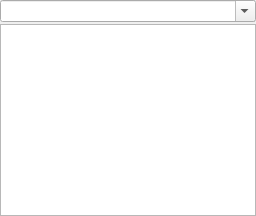
CzendaZdenda/qgis, file python/plugins/processingmanager/panel.ui: the form before one commit.
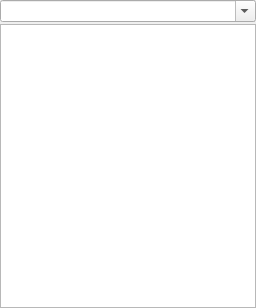
The form after the commit.

Commit message:
From QTreeWidget to QTreeView and QStandardItemModel, QSortFilterProxyModel
TODO: custom proxy model for better filtering

What changed in the file:
```diff
--- a/python/plugins/processingmanager/panel.ui
+++ b/python/plugins/processingmanager/panel.ui
@@ -2,6 +2,14 @@
 <ui version="4.0">
  <class>dock</class>
  <widget class="QDockWidget" name="dock">
+  <property name="geometry">
+   <rect>
+    <x>0</x>
+    <y>0</y>
+    <width>256</width>
+    <height>308</height>
+   </rect>
+  </property>
   <property name="floating">
    <bool>false</bool>
   </property>
@@ -24,19 +32,7 @@
      </widget>
     </item>
     <item>
-     <widget class="QTreeWidget" name="moduleList">
-      <attribute name="headerVisible">
-       <bool>false</bool>
-      </attribute>
-      <attribute name="headerVisible">
-       <bool>false</bool>
-      </attribute>
-      <column>
-       <property name="text">
-        <string>Module</string>
-       </property>
-      </column>
-     </widget>
+     <widget class="QTreeView" name="moduleList"/>
     </item>
    </layout>
   </widget>
```
The commit also changes 1 other file.
